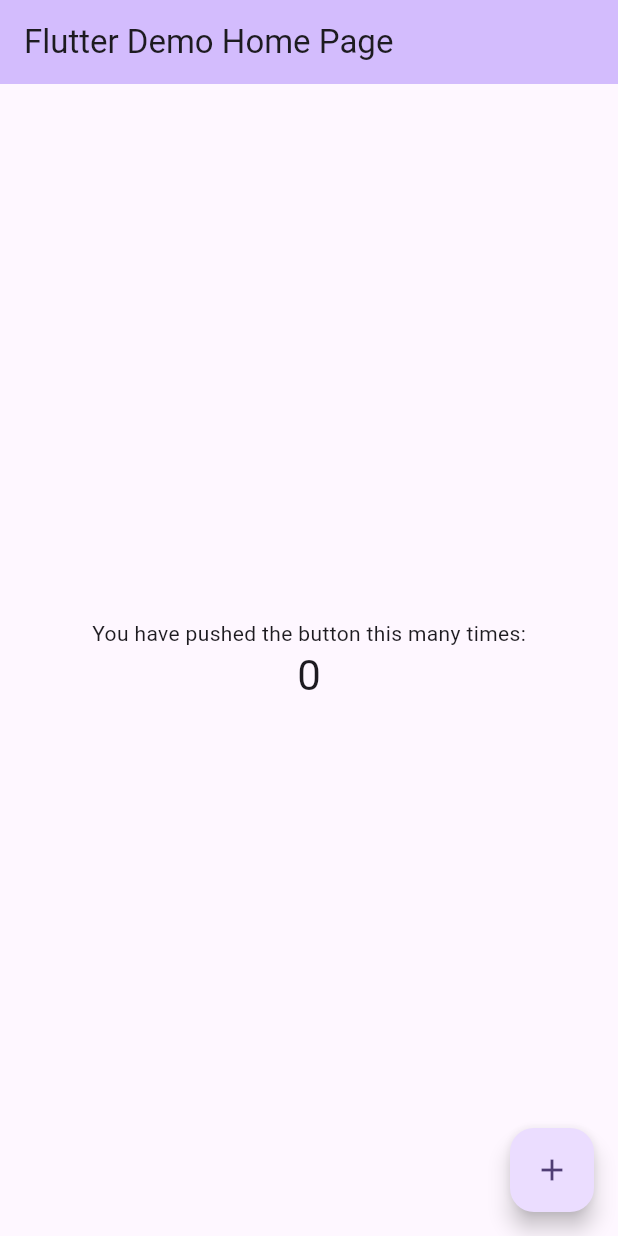
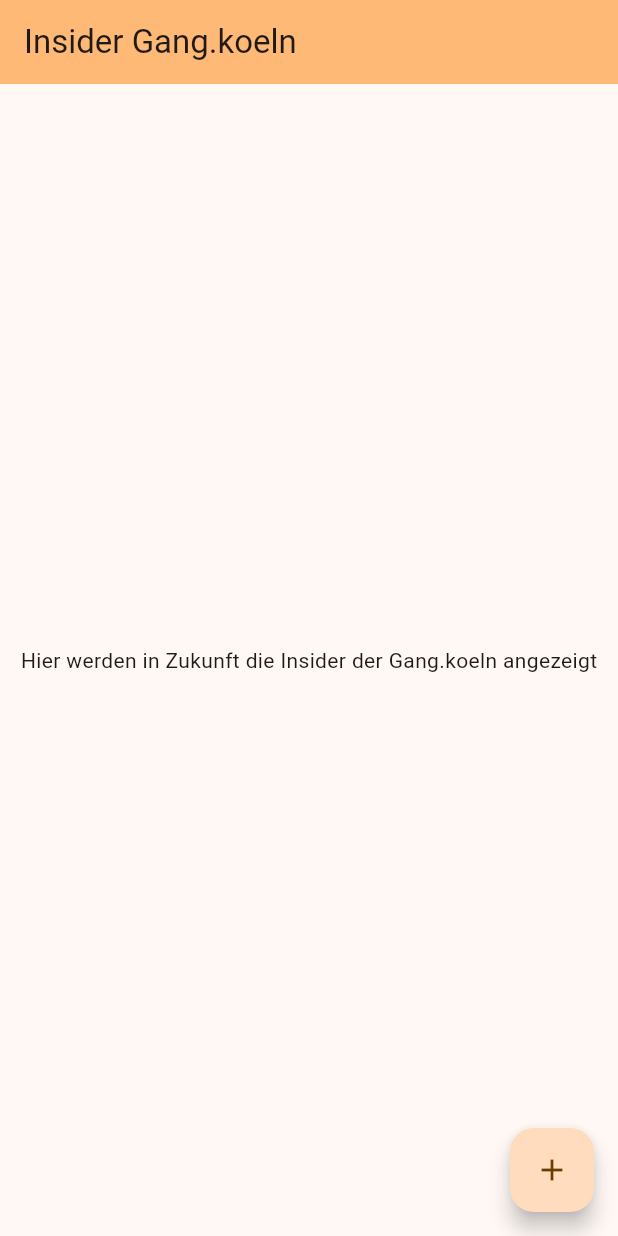
Before and after one commit to kainn-org/insider_app, a Flutter app: the screen it shows after launch, on a phone screen of 412 x 824 dp. Run offline on Flutter 3.47's test engine with Material 2 defaults, Android fonts, the phone set to English and light mode, and no system bars.

Commit message:
cleaned up the app

```diff
--- a/lib/main.dart
+++ b/lib/main.dart
@@ -13,40 +13,16 @@
     return MaterialApp(
       title: 'Flutter Demo',
       theme: ThemeData(
-        // This is the theme of your application.
-        //
-        // TRY THIS: Try running your application with "flutter run". You'll see
-        // the application has a blue toolbar. Then, without quitting the app,
-        // try changing the seedColor in the colorScheme below to Colors.green
-        // and then invoke "hot reload" (save your changes or press the "hot
-        // reload" button in a Flutter-supported IDE, or press "r" if you used
-        // the command line to start the app).
-        //
-        // Notice that the counter didn't reset back to zero; the application
-        // state is not lost during the reload. To reset the state, use hot
-        // restart instead.
-        //
-        // This works for code too, not just values: Most code changes can be
-        // tested with just a hot reload.
-        colorScheme: ColorScheme.fromSeed(seedColor: Colors.deepPurple),
+        colorScheme: ColorScheme.fromSeed(seedColor: Colors.orange),
         useMaterial3: true,
       ),
-      home: const MyHomePage(title: 'Flutter Demo Home Page'),
+      home: const MyHomePage(title: 'Insider Gang.koeln'),
     );
   }
 }
 
 class MyHomePage extends StatefulWidget {
   const MyHomePage({super.key, required this.title});
-
-  // This widget is the home page of your application. It is stateful, meaning
-  // that it has a State object (defined below) that contains fields that affect
-  // how it looks.
-
-  // This class is the configuration for the state. It holds the values (in this
-  // case the title) provided by the parent (in this case the App widget) and
-  // used by the build method of the State. Fields in a Widget subclass are
-  // always marked "final".
 
   final String title;
 
@@ -59,31 +35,15 @@
 
   void _incrementCounter() {
     setState(() {
-      // This call to setState tells the Flutter framework that something has
-      // changed in this State, which causes it to rerun the build method below
-      // so that the display can reflect the updated values. If we changed
-      // _counter without calling setState(), then the build method would not be
-      // called again, and so nothing would appear to happen.
       _counter++;
     });
   }
 
   @override
   Widget build(BuildContext context) {
-    // This method is rerun every time setState is called, for instance as done
-    // by the _incrementCounter method above.
-    //
-    // The Flutter framework has been optimized to make rerunning build methods
-    // fast, so that you can just rebuild anything that needs updating rather
-    // than having to individually change instances of widgets.
     return Scaffold(
       appBar: AppBar(
-        // TRY THIS: Try changing the color here to a specific color (to
-        // Colors.amber, perhaps?) and trigger a hot reload to see the AppBar
-        // change color while the other colors stay the same.
         backgroundColor: Theme.of(context).colorScheme.inversePrimary,
-        // Here we take the value from the MyHomePage object that was created by
-        // the App.build method, and use it to set our appbar title.
         title: Text(widget.title),
       ),
       body: Center(
@@ -106,11 +66,7 @@
           mainAxisAlignment: MainAxisAlignment.center,
           children: <Widget>[
             const Text(
-              'You have pushed the button this many times:',
-            ),
-            Text(
-              '$_counter',
-              style: Theme.of(context).textTheme.headlineMedium,
+              'Hier werden in Zukunft die Insider der Gang.koeln angezeigt',
             ),
           ],
         ),
```
